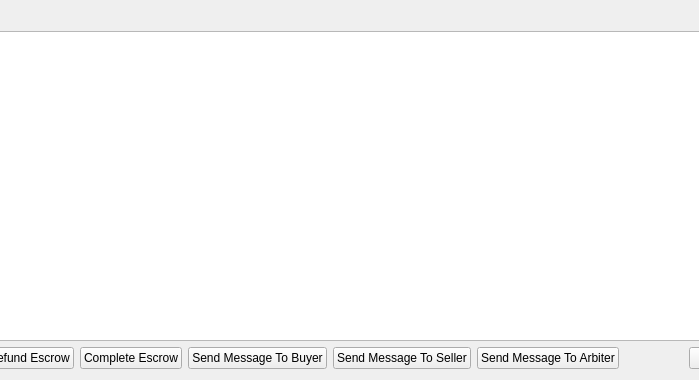
First picture: the form in src/qt/forms/myescrowlistpage.ui, repository willyko/syscoin2, before the edit; both pictures show x 314 to 1013 and y 0 to 380 of the 1180 by 380 pixel window.
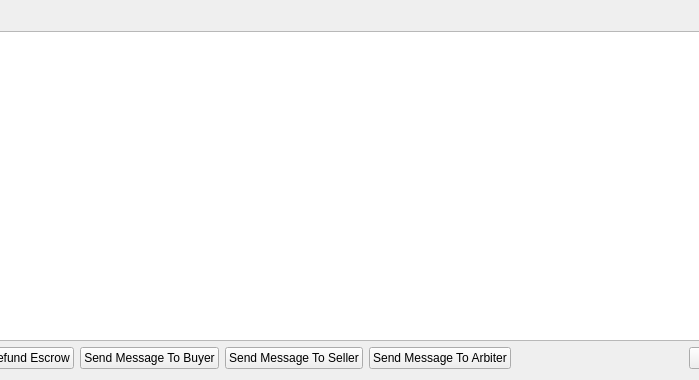
Second picture: the form after the edit. Icons and pictures are not drawn.

Commit message: ui bugs and remove complete button add claim functonaitly

Diff of the .ui file:
```diff
--- a/src/qt/forms/myescrowlistpage.ui
+++ b/src/qt/forms/myescrowlistpage.ui
@@ -113,17 +113,6 @@
        </property>
       </widget>
      </item>
-     <item>
-      <widget class="QPushButton" name="completeButton">
-       <property name="text">
-        <string>Complete Escrow</string>
-       </property>
-       <property name="icon">
-        <iconset resource="../syscoin.qrc">
-         <normaloff>:/icons/escrow</normaloff>:/icons/escrow</iconset>
-       </property>
-      </widget>
-     </item>
      <item>
       <widget class="QPushButton" name="buyerMessageButton">
        <property name="text">
```
The commit also changes 4 other files.
